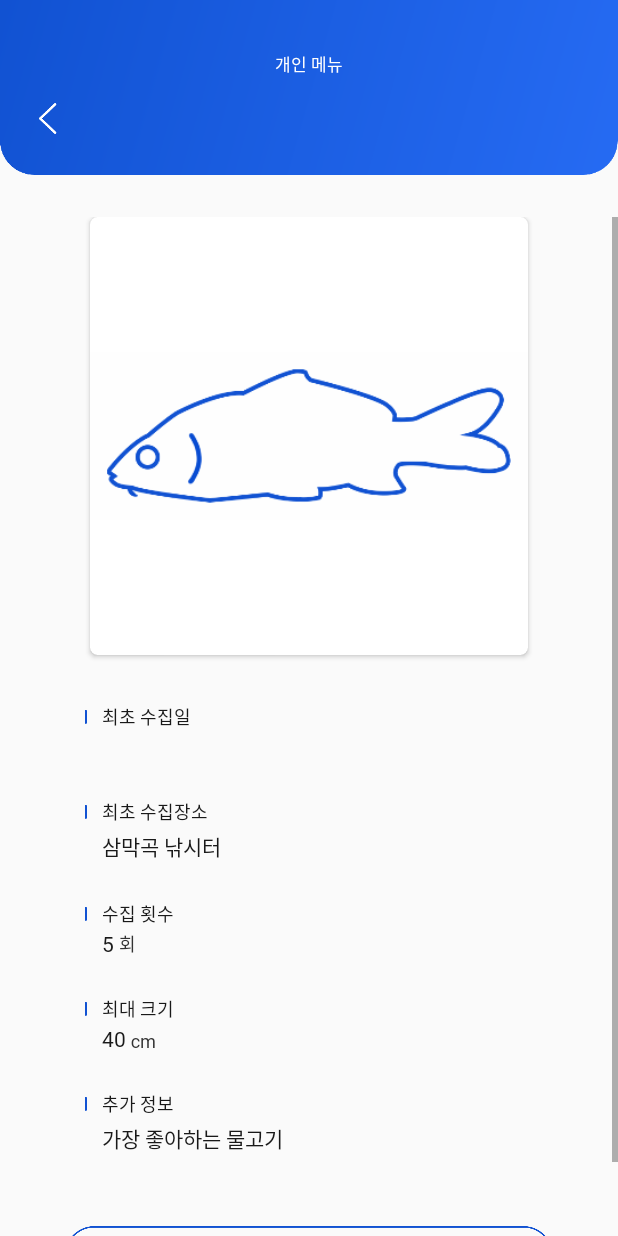
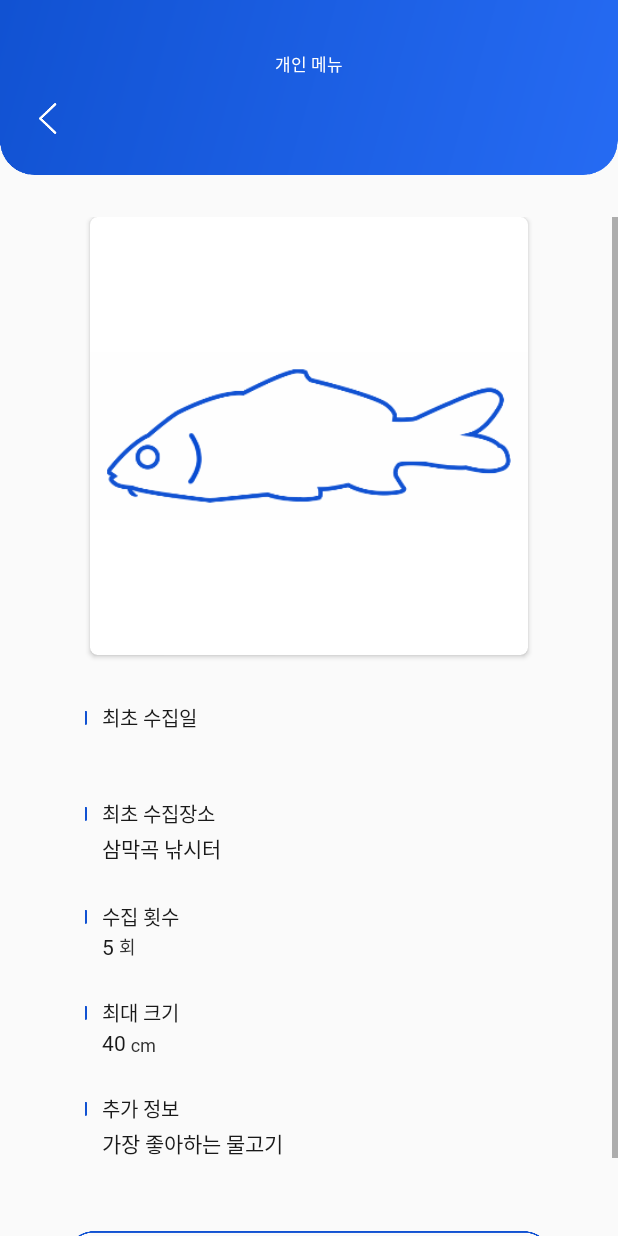
Before and after one commit to ThinkingDobby/FishTracker, an Android app: the CollectionDetailActivity screen opened directly, with no data from a screen before it, on a phone screen of 412 x 824 dp. Run offline under Robolectric (Android 15) with nearby library versions, the light colour scheme and no system bars.

Commit message:
세부 디자인 수정

```diff
--- a/app/src/main/res/layout/activity_collection_detail.xml
+++ b/app/src/main/res/layout/activity_collection_detail.xml
@@ -46,7 +46,7 @@
                 android:includeFontPadding="false"
                 android:fontFamily="@font/noto_bold"
                 android:textColor="@color/colorDark"
-                android:textSize="12sp"
+                android:textSize="13sp"
                 app:layout_constraintTop_toBottomOf="@id/collectionDetail_cv_fish"
                 app:layout_constraintStart_toStartOf="@id/collectionDetail_cv_fish"/>
 
@@ -82,7 +82,7 @@
                 android:includeFontPadding="false"
                 android:fontFamily="@font/noto_bold"
                 android:textColor="@color/colorDark"
-                android:textSize="12sp"
+                android:textSize="13sp"
                 app:layout_constraintTop_toBottomOf="@id/collectionDetail_tv_date"
                 app:layout_constraintStart_toStartOf="@id/collectionDetail_tv_dateTitle"/>
 
@@ -118,7 +118,7 @@
                 android:includeFontPadding="false"
                 android:fontFamily="@font/noto_bold"
                 android:textColor="@color/colorDark"
-                android:textSize="12sp"
+                android:textSize="13sp"
                 app:layout_constraintTop_toBottomOf="@id/collectionDetail_tv_location"
                 app:layout_constraintStart_toStartOf="@id/collectionDetail_tv_locationTitle"/>
 
@@ -166,7 +166,7 @@
                 android:includeFontPadding="false"
                 android:fontFamily="@font/noto_bold"
                 android:textColor="@color/colorDark"
-                android:textSize="12sp"
+                android:textSize="13sp"
                 app:layout_constraintTop_toBottomOf="@id/collectionDetail_tv_count"
                 app:layout_constraintStart_toStartOf="@id/collectionDetail_tv_dateTitle"/>
 
@@ -214,7 +214,7 @@
                 android:includeFontPadding="false"
                 android:fontFamily="@font/noto_bold"
                 android:textColor="@color/colorDark"
-                android:textSize="12sp"
+                android:textSize="13sp"
                 app:layout_constraintTop_toBottomOf="@id/collectionDetail_tv_size"
                 app:layout_constraintStart_toStartOf="@id/collectionDetail_tv_dateTitle"/>
 
@@ -262,7 +262,7 @@
                 android:layout_width="wrap_content"
                 android:layout_height="wrap_content"
                 android:text="정보 변경"
-                android:textSize="13sp"
+                android:textSize="14sp"
                 android:fontFamily="@font/noto_medium"
                 android:textColor="@color/colorDark"
                 android:includeFontPadding="false"
@@ -334,6 +334,4 @@
         app:layout_constraintEnd_toEndOf="@id/collectionDetail_tv_titleSub"/>
     <!--상단 바-->
 
-
-
 </android.support.constraint.ConstraintLayout>
```
